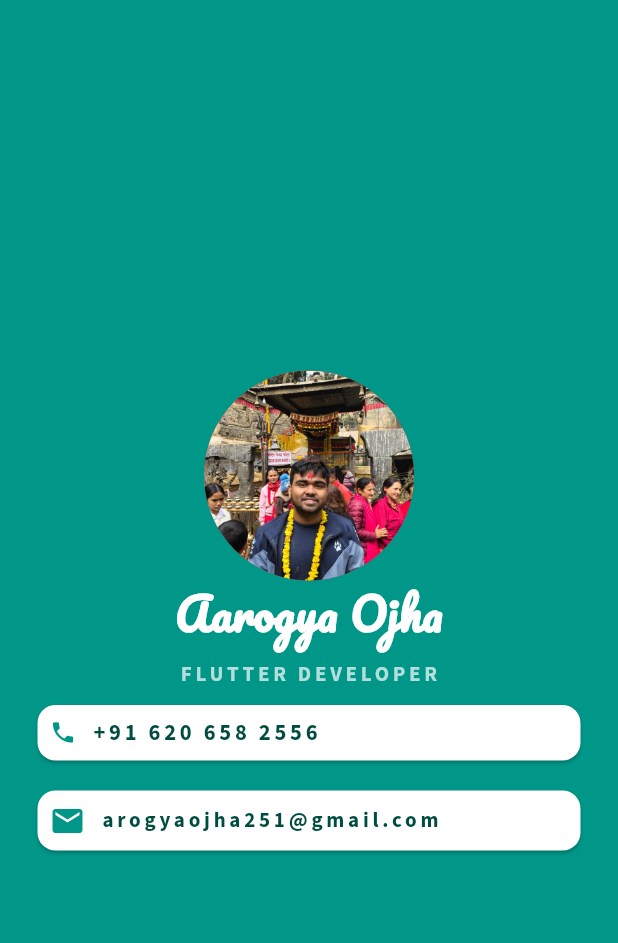
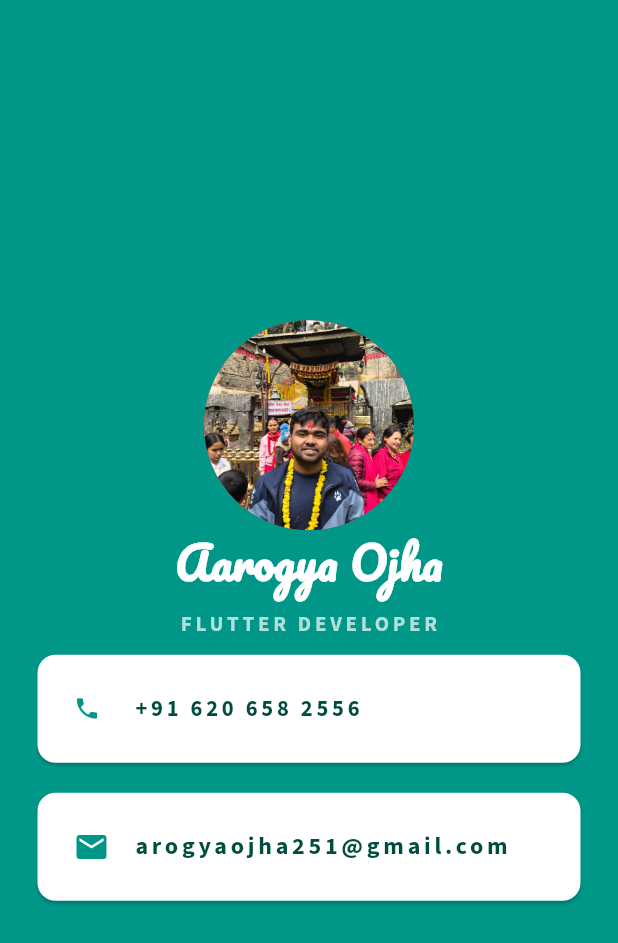
Before and after one commit to aarogyaojha/mi_card_flutter, a Flutter app: the screen it shows after launch, on a phone screen of 412 x 824 dp. Shown: the top 943 px of the screen. Run offline on Flutter 3.47's test engine with Material 3 defaults, Android fonts, the phone set to English and light mode, and no system bars.

Commit message:
chnaging from row to listtile

```diff
--- a/lib/main.dart
+++ b/lib/main.dart
@@ -47,11 +47,9 @@ class MyApp extends StatelessWidget {
                 margin: EdgeInsets.symmetric(vertical: 10, horizontal: 25),
                 child: Padding(
                   padding: const EdgeInsets.all(8.0),
-                  child: Row(
-                    children: [
-                      Icon(Icons.phone, color: Colors.teal, size: 18),
-                      SizedBox(width: 10),
-                      Text(
+                  child: ListTile(
+                    leading: Icon(Icons.phone, color: Colors.teal, size: 18),
+                    title: Text(
                       "+91 620 658 2556",
                       style: TextStyle(
                         color: Colors.teal[900],
@@ -61,7 +59,6 @@ class MyApp extends StatelessWidget {
                         letterSpacing: 2.5,
                       ),
                     ),
-                    ],
                   ),
                 ),
               ),
@@ -70,11 +67,9 @@ class MyApp extends StatelessWidget {
                 color: Colors.white,
                 child: Padding(
                   padding: const EdgeInsets.all(8.0),
-                  child: Row(
-                    children: [
-                      Icon(Icons.email, color: Colors.teal),
-                      SizedBox(width: 10),
-                      Text(
+                  child: ListTile(
+                    leading: Icon(Icons.email, color: Colors.teal),
+                    title: Text(
                       "arogyaojha251@gmail.com",
                       style: TextStyle(
                         fontFamily: "Source Sans",
@@ -83,7 +78,6 @@ class MyApp extends StatelessWidget {
                         fontWeight: FontWeight.bold,
                       ),
                     ),
-                    ],
                   ),
                 ),
               ),
```
Lines whose indentation alone changed are shown as unchanged.
